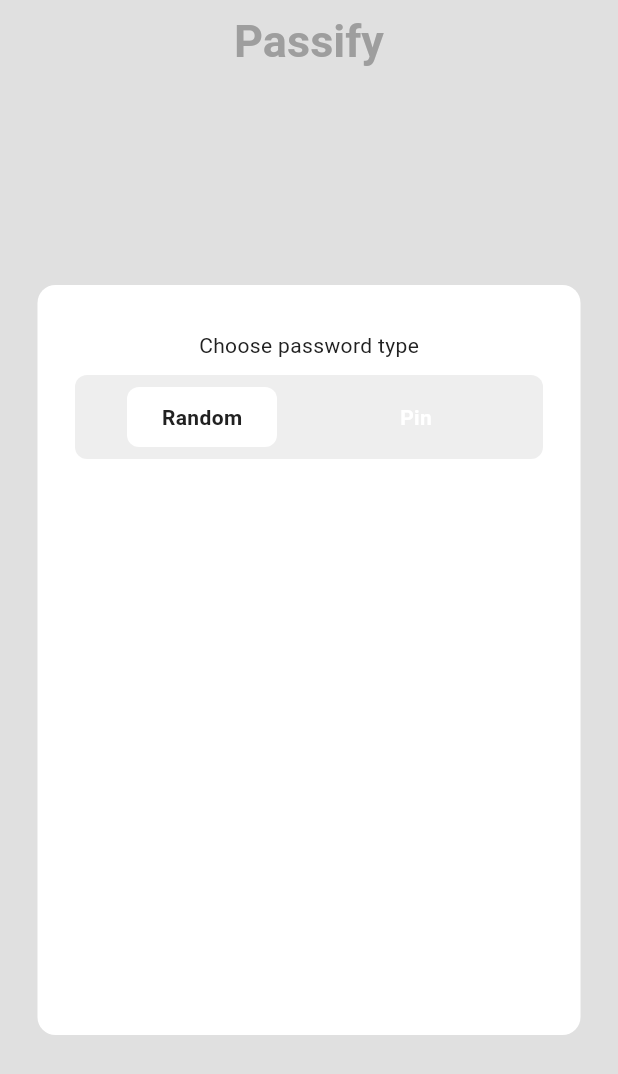
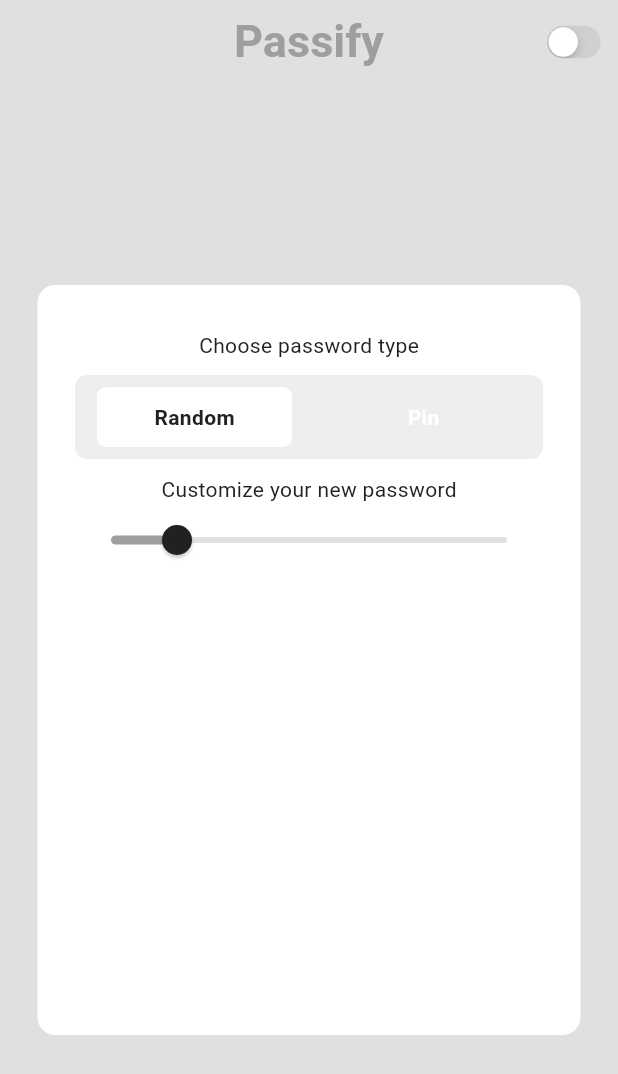
Before and after one commit to nilotpal-n7/pass_strength, a Flutter app: the screen it shows after launch, on a phone screen of 412 x 824 dp. Shown: the top 1074 px of the screen. Run offline on Flutter 3.47's test engine with Material 3 defaults, Android fonts, the phone set to English and light mode, and no system bars.

Commit message:
add darl/loght mode toggle switch

```diff
--- a/lib/components/my_toggler.dart
+++ b/lib/components/my_toggler.dart
@@ -17,11 +17,11 @@
     return GestureDetector(
       onTap: onTap,
       child: Container(
-        width: 100,
-        padding: const EdgeInsets.symmetric(horizontal: 20, vertical: 10),
+        width: 130,
+        padding: const EdgeInsets.symmetric(vertical: 10),
         margin: const EdgeInsets.all(8),
         decoration: BoxDecoration(
-          borderRadius: BorderRadius.circular(8),
+          borderRadius: BorderRadius.circular(6),
           color: isSelected
           ? Theme.of(context).colorScheme.tertiary
           : Theme.of(context).colorScheme.secondary,
--- a/lib/pages/home_page.dart
+++ b/lib/pages/home_page.dart
@@ -1,5 +1,8 @@
+import 'package:flutter/cupertino.dart';
 import 'package:flutter/material.dart';
 import 'package:pass_strength/components/my_toggler.dart';
+import 'package:pass_strength/themes/theme_provider.dart';
+import 'package:provider/provider.dart';
 
 class HomePage extends StatefulWidget {
   const HomePage({super.key});
@@ -10,10 +13,17 @@
 
 class _HomePageState extends State<HomePage> {
   bool isRandom = true;
+  double sliderValue = 6;
 
   void toggleRandom(bool isRandomSelected) {
     setState(() {
       isRandom = isRandomSelected;
+    });
+  }
+
+  void toggleSlider(double value) {
+    setState(() {
+      sliderValue = value;
     });
   }
 
@@ -29,6 +39,17 @@
             fontWeight: FontWeight.bold,
           ),
         ),
+        actions: [
+          Transform.scale(
+            scale: 0.7,
+            child: CupertinoSwitch(
+              value: Provider.of<ThemeProvider>(context).isDarkMode,
+              onChanged: (value) => Provider.of<ThemeProvider>(context, listen: false).toggleTheme(),
+              activeTrackColor: Colors.blueAccent.shade400,
+
+            ),
+          )
+        ],
         centerTitle: true,
         backgroundColor: Theme.of(context).colorScheme.surface,
         foregroundColor: Theme.of(context).colorScheme.primary,
@@ -74,6 +95,22 @@
                   ],
                 ),
               ),
+              const SizedBox(height: 10),
+              Text(
+                'Customize your new password',
+                style: TextStyle(
+                  color: Theme.of(context).colorScheme.inversePrimary,
+                ),
+              ),
+              const SizedBox(),
+              Slider(
+                value: sliderValue,
+                onChanged: (value) => toggleSlider(value),
+                min: 4,
+                max: 16,
+                thumbColor: Theme.of(context).colorScheme.inversePrimary,
+              ),
+
             ],
           ),
         ),
```
